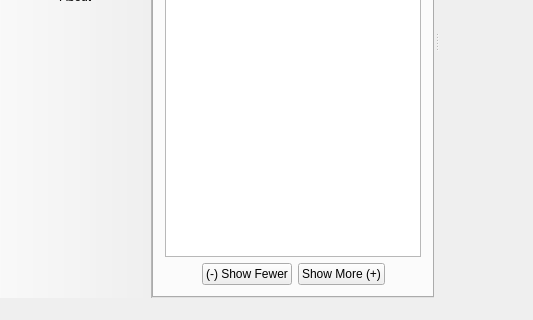
Qt form ui/mdimainwindow.ui (docsteer/sacnview) before a commit; both pictures show x 0 to 533 and y 217 to 537 of the 760 by 537 pixel window.
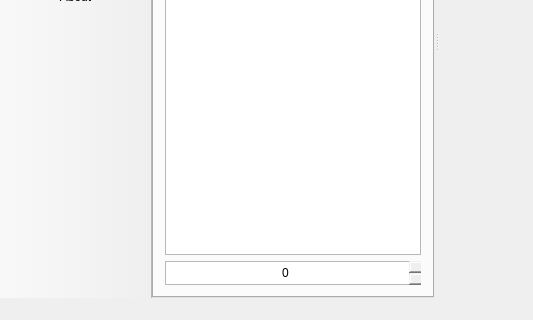
The same form after that commit. Icons and pictures are not drawn.

Commit message: Use min/max universes list values

Patch:
```diff
--- a/ui/mdimainwindow.ui
+++ b/ui/mdimainwindow.ui
@@ -247,62 +247,20 @@
           </widget>
          </item>
          <item>
-          <layout class="QHBoxLayout" name="horizontalLayout_2" stretch="1,0,0,1">
+          <layout class="QHBoxLayout" name="horizontalLayout_2" stretch="0">
            <property name="sizeConstraint">
             <enum>QLayout::SetNoConstraint</enum>
            </property>
            <item>
-            <spacer name="horizontalSpacer_2">
-             <property name="orientation">
-              <enum>Qt::Horizontal</enum>
+            <widget class="QSpinBox" name="sbUniversesCount">
+             <property name="frame">
+              <bool>false</bool>
              </property>
-             <property name="sizeHint" stdset="0">
-              <size>
-               <width>0</width>
-               <height>0</height>
-              </size>
+             <property name="alignment">
+              <set>Qt::AlignCenter</set>
              </property>
-            </spacer>
-           </item>
-           <item>
-            <widget class="QPushButton" name="pbFewer">
-             <property name="sizePolicy">
-              <sizepolicy hsizetype="Expanding" vsizetype="Expanding">
-               <horstretch>0</horstretch>
-               <verstretch>0</verstretch>
-              </sizepolicy>
-             </property>
-             <property name="text">
-              <string>(-) Show Fewer</string>
-             </property>
             </widget>
            </item>
-           <item>
-            <widget class="QPushButton" name="pbMore">
-             <property name="sizePolicy">
-              <sizepolicy hsizetype="Expanding" vsizetype="Expanding">
-               <horstretch>0</horstretch>
-               <verstretch>0</verstretch>
-              </sizepolicy>
-             </property>
-             <property name="text">
-              <string>Show More (+)</string>
-             </property>
-            </widget>
-           </item>
-           <item>
-            <spacer name="horizontalSpacer">
-             <property name="orientation">
-              <enum>Qt::Horizontal</enum>
-             </property>
-             <property name="sizeHint" stdset="0">
-              <size>
-               <width>0</width>
-               <height>0</height>
-              </size>
-             </property>
-            </spacer>
-           </item>
           </layout>
          </item>
         </layout>
```
Left out of the diff: 3 changed lines with no effect on the pictures. The commit also changes 2 other files.
